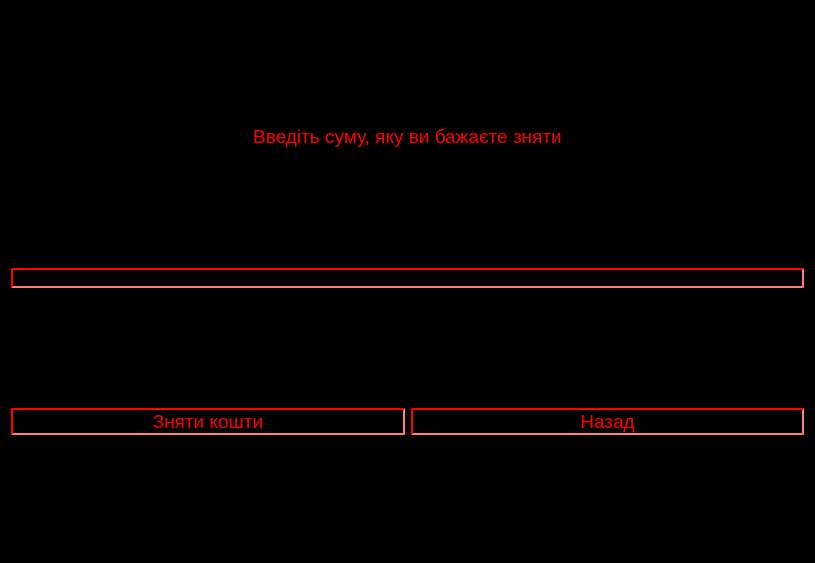
Above: frontend/withdrawalscreen.ui from Anoromi/upa_atm before the change. Below: the same form after it.
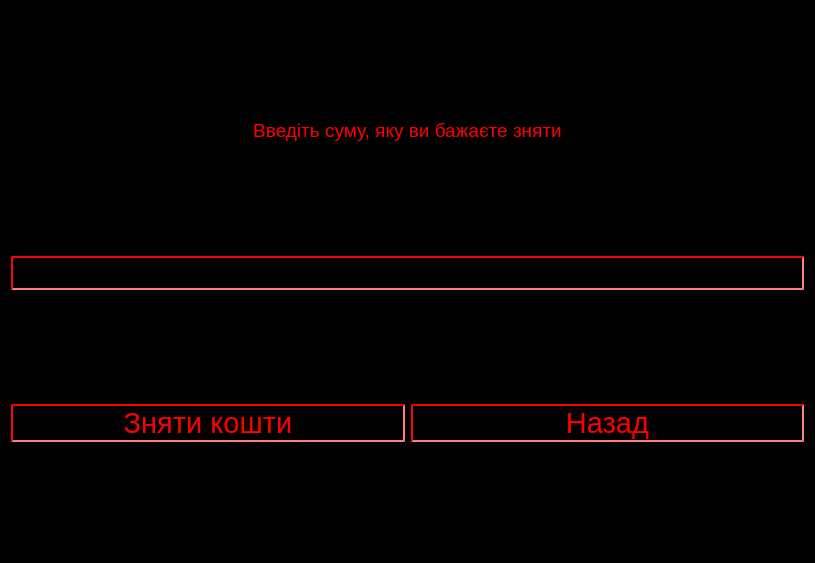
That is the form after the change.

```diff
--- a/frontend/withdrawalscreen.ui
+++ b/frontend/withdrawalscreen.ui
@@ -57,7 +57,7 @@
        </property>
        <property name="font">
         <font>
-         <pointsize>14</pointsize>
+         <pointsize>22</pointsize>
         </font>
        </property>
        <property name="styleSheet">
@@ -92,7 +92,7 @@
        </property>
        <property name="font">
         <font>
-         <pointsize>14</pointsize>
+         <pointsize>22</pointsize>
         </font>
        </property>
        <property name="styleSheet">
@@ -121,6 +121,11 @@
    </item>
    <item row="1" column="0">
     <widget class="QLineEdit" name="money">
+     <property name="font">
+      <font>
+       <pointsize>18</pointsize>
+      </font>
+     </property>
      <property name="styleSheet">
       <string notr="true">color: rgb(255,0,0);
 background-color: rgb(0,0,0);
```
